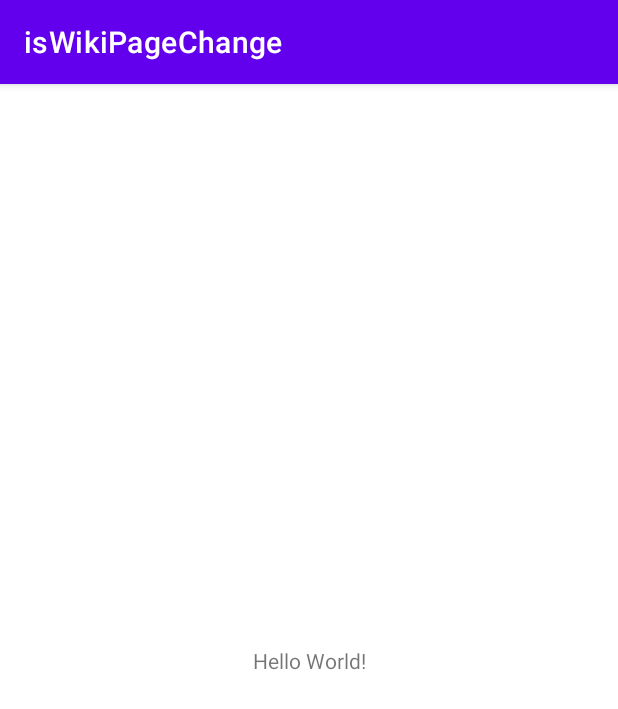
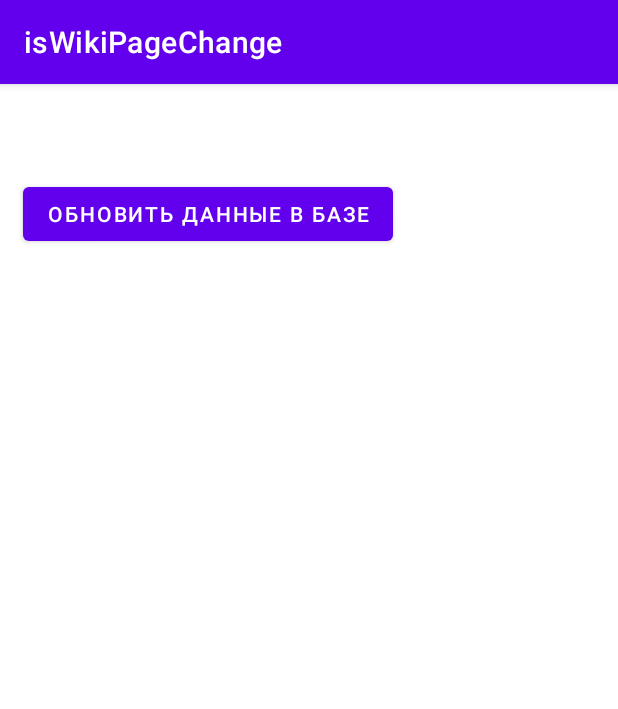
Before and after one commit to nick123245/isWikiPageChange, an Android app: the screen it shows after launch (MainActivity), on a phone screen of 412 x 824 dp. Shown: the top 709 px of the screen. Run offline under Robolectric (Android 15) with nearby library versions, the phone set to English and light mode, and no system bars.

Commit message:
создана разметка главного activity_main.xml

```diff
--- a/app/src/main/res/layout/activity_main.xml
+++ b/app/src/main/res/layout/activity_main.xml
@@ -1,18 +1,34 @@
 <?xml version="1.0" encoding="utf-8"?>
-<androidx.constraintlayout.widget.ConstraintLayout xmlns:android="http://schemas.android.com/apk/res/android"
+<LinearLayout xmlns:android="http://schemas.android.com/apk/res/android"
     xmlns:app="http://schemas.android.com/apk/res-auto"
     xmlns:tools="http://schemas.android.com/tools"
     android:layout_width="match_parent"
     android:layout_height="match_parent"
+    android:orientation="vertical"
     tools:context=".MainActivity">
 
     <TextView
+        android:id="@+id/textView"
         android:layout_width="wrap_content"
         android:layout_height="wrap_content"
-        android:text="Hello World!"
+        android:text=""
+        android:textSize="35dp"
         app:layout_constraintBottom_toBottomOf="parent"
         app:layout_constraintEnd_toEndOf="parent"
         app:layout_constraintStart_toStartOf="parent"
         app:layout_constraintTop_toTopOf="parent" />
 
-</androidx.constraintlayout.widget.ConstraintLayout>
+    <ListView
+        android:id="@+id/list"
+        android:layout_width="match_parent"
+        android:layout_height="wrap_content">
+
+    </ListView>
+    <Button
+        android:layout_margin="15dp"
+        android:id="@+id/addButton"
+        android:layout_width="wrap_content"
+        android:layout_height="wrap_content"
+        android:text="Обновить данные в базе" />
+
+</LinearLayout>
```
